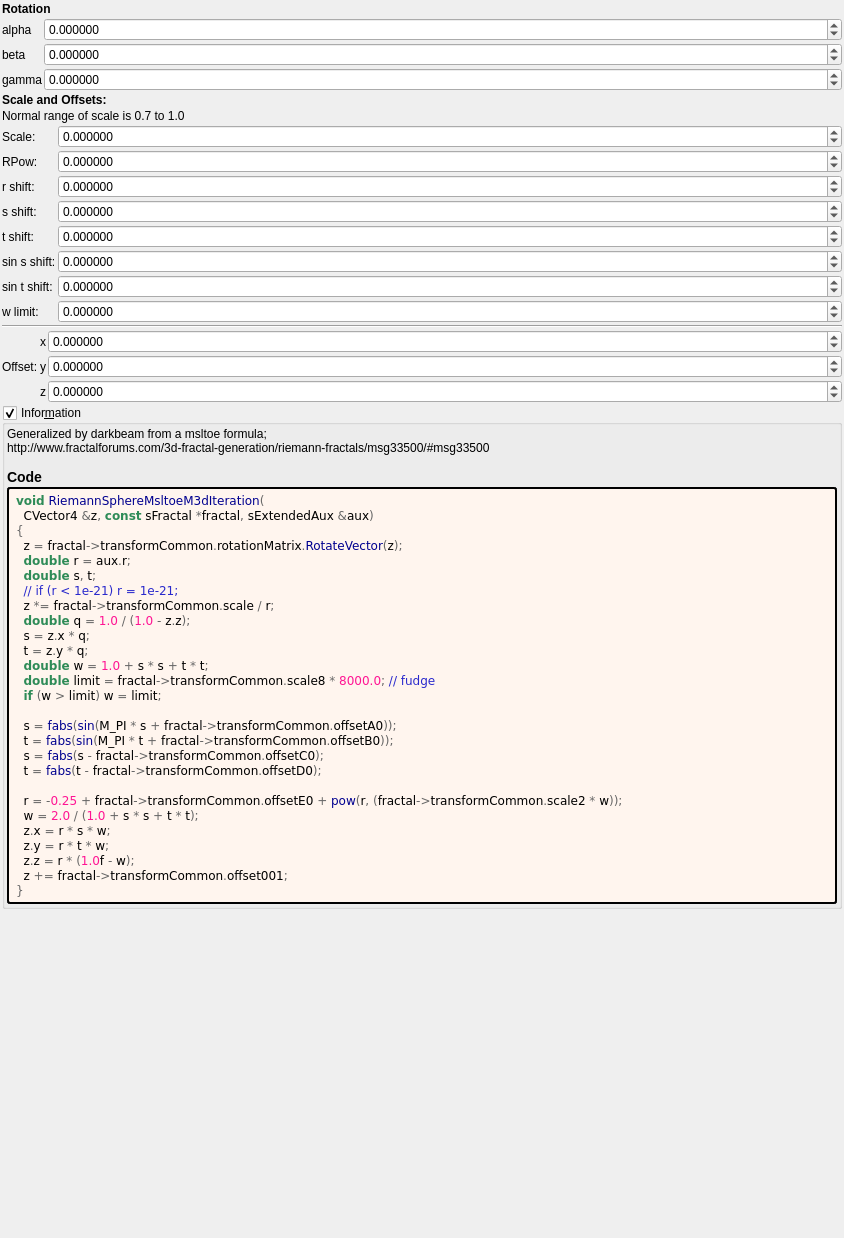
Old version of the form mandelbulber2/formula/ui/riemann_sphere_msltoe_m3d.ui in the repository buddhi1980/mandelbulber2.
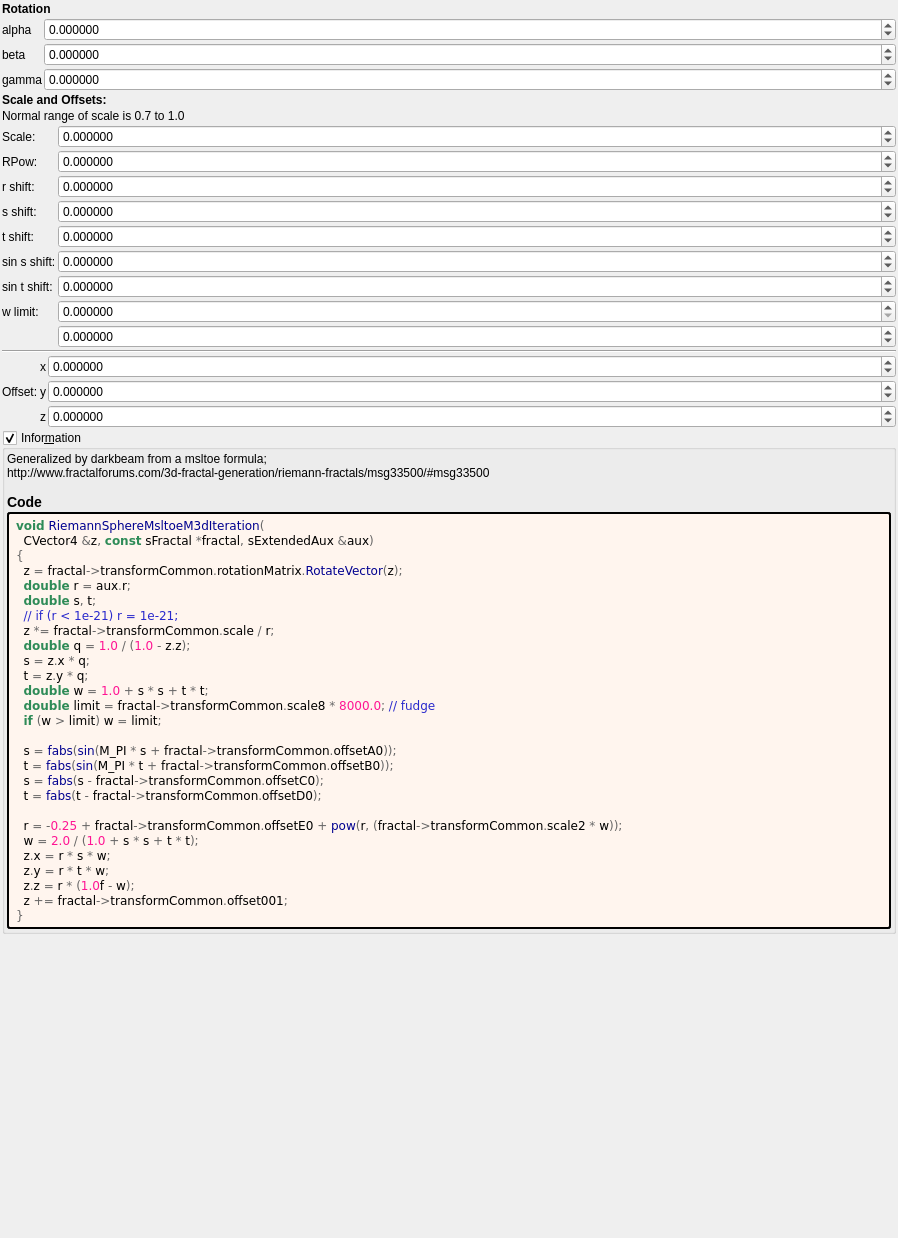
New version of the form. Custom widgets are drawn as their Qt base class.

```diff
--- a/mandelbulber2/formula/ui/riemann_sphere_msltoe_m3d.ui
+++ b/mandelbulber2/formula/ui/riemann_sphere_msltoe_m3d.ui
@@ -6,7 +6,7 @@
    <rect>
     <x>0</x>
     <y>0</y>
-    <width>844</width>
+    <width>898</width>
     <height>1238</height>
    </rect>
   </property>
@@ -197,10 +197,10 @@
         <number>6</number>
        </property>
        <property name="minimum">
-        <double>-100000.000000000000000</double>
+        <double>-99.989999999999995</double>
        </property>
        <property name="maximum">
-        <double>100000.000000000000000</double>
+        <double>99.989999999999995</double>
        </property>
        <property name="singleStep">
         <double>0.100000000000000</double>
@@ -232,10 +232,10 @@
         <number>6</number>
        </property>
        <property name="minimum">
-        <double>-100000.000000000000000</double>
+        <double>-99.989999999999995</double>
        </property>
        <property name="maximum">
-        <double>100000.000000000000000</double>
+        <double>99.989999999999995</double>
        </property>
        <property name="singleStep">
         <double>0.100000000000000</double>
@@ -274,10 +274,10 @@
         <number>6</number>
        </property>
        <property name="minimum">
-        <double>-100000.000000000000000</double>
+        <double>-99.989999999999995</double>
        </property>
        <property name="maximum">
-        <double>100000.000000000000000</double>
+        <double>99.989999999999995</double>
        </property>
        <property name="singleStep">
         <double>0.100000000000000</double>
@@ -344,10 +344,10 @@
         <number>6</number>
        </property>
        <property name="minimum">
-        <double>-100000.000000000000000</double>
+        <double>0.000000000000000</double>
        </property>
        <property name="maximum">
-        <double>100000.000000000000000</double>
+        <double>99.989999999999995</double>
        </property>
        <property name="singleStep">
         <double>0.100000000000000</double>
@@ -372,10 +372,10 @@
         <number>6</number>
        </property>
        <property name="minimum">
-        <double>-100000.000000000000000</double>
+        <double>-99.989999999999995</double>
        </property>
        <property name="maximum">
-        <double>100000.000000000000000</double>
+        <double>99.989999999999995</double>
        </property>
        <property name="singleStep">
         <double>0.100000000000000</double>
@@ -407,10 +407,10 @@
         <number>6</number>
        </property>
        <property name="minimum">
-        <double>-100000.000000000000000</double>
+        <double>-99.989999999999995</double>
        </property>
        <property name="maximum">
-        <double>100000.000000000000000</double>
+        <double>99.989999999999995</double>
        </property>
        <property name="singleStep">
         <double>0.100000000000000</double>
@@ -449,10 +449,38 @@
         <number>6</number>
        </property>
        <property name="minimum">
-        <double>-100000.000000000000000</double>
+        <double>-99.989999999999995</double>
        </property>
        <property name="maximum">
-        <double>100000.000000000000000</double>
+        <double>99.989999999999995</double>
+       </property>
+       <property name="singleStep">
+        <double>0.100000000000000</double>
+       </property>
+      </widget>
+     </item>
+     <item row="9" column="1">
+      <widget class="MyDoubleSpinBox" name="spinbox_transf_offsetA_1">
+       <property name="sizePolicy">
+        <sizepolicy hsizetype="Minimum" vsizetype="Maximum">
+         <horstretch>0</horstretch>
+         <verstretch>0</verstretch>
+        </sizepolicy>
+       </property>
+       <property name="prefix">
+        <string/>
+       </property>
+       <property name="suffix">
+        <string/>
+       </property>
+       <property name="decimals">
+        <number>6</number>
+       </property>
+       <property name="minimum">
+        <double>-99.989999999999995</double>
+       </property>
+       <property name="maximum">
+        <double>99.989999999999995</double>
        </property>
        <property name="singleStep">
         <double>0.100000000000000</double>
```
Left out of the diff: 2 changed lines with no effect on the pictures.
